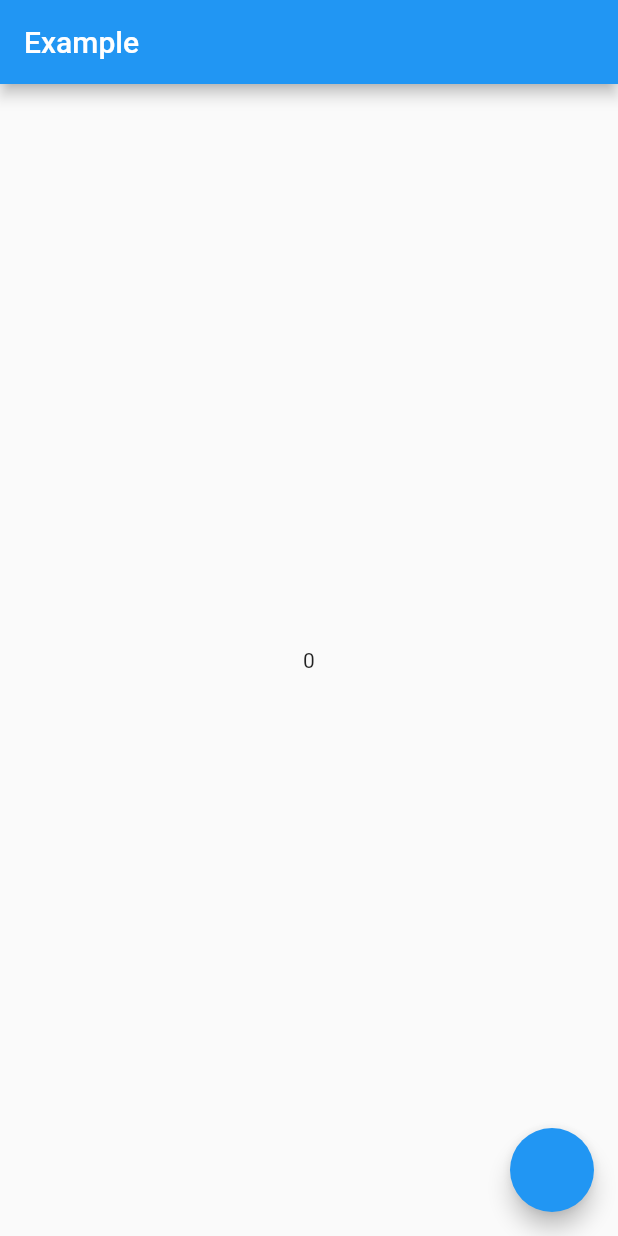
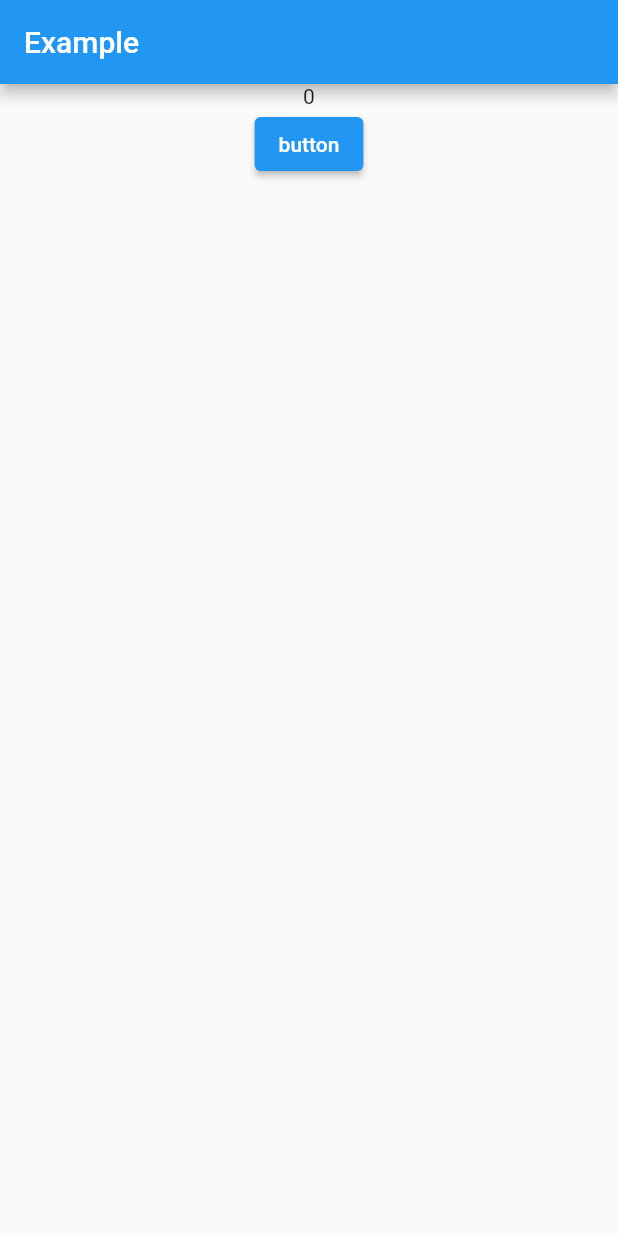
Before and after one commit to ito-a/flutter_practice, a Flutter app: the screen it shows after launch, on a phone screen of 412 x 824 dp. Run offline on Flutter 3.47's test engine with Material 2 defaults, Android fonts, the phone set to English and light mode, and no system bars; our stand-ins replace flutter_riverpod.

Commit message:
ref.readを使ってカウンターアプリを直す

```diff
--- a/lib/main.dart
+++ b/lib/main.dart
@@ -7,35 +7,30 @@ void main() {
   runApp(const ProviderScope(child: MyApp()));
 }
 
-// ref.listenを使ってみる
-final counterProvider = StateNotifierProvider<Counter2, int>((_) => Counter2());
+final counterProvider = StateProvider((ref) => 0);
 
-class Counter2 extends StateNotifier<int> {
-  Counter2() : super(0);
-
-  void increment() {
-    state = 1;
-  }
-}
 
 class MyApp extends ConsumerWidget {
   const MyApp({Key? key}) : super(key: key);
 
   @override
   Widget build(BuildContext context, WidgetRef ref) {
-    final test = ref.watch(counterProvider);
+    final counter = ref.watch(counterProvider);
     return MaterialApp(
       home: Scaffold(
         appBar: AppBar(
           title: const Text('Example'),
         ),
         body: Center(
-          child: Text(test.toString()),
-        ),
-        floatingActionButton: FloatingActionButton(
-          onPressed: () {
-            ref.read(counterProvider.notifier).increment();
-          },
+          child: Column(
+            children: [
+              Text(counter.toString()),
+              ElevatedButton(
+                onPressed: () => ref.read(counterProvider.notifier).state++,
+                child: const Text('button'),
+              )
+            ],
+          ),
         ),
       ),
     );
```
